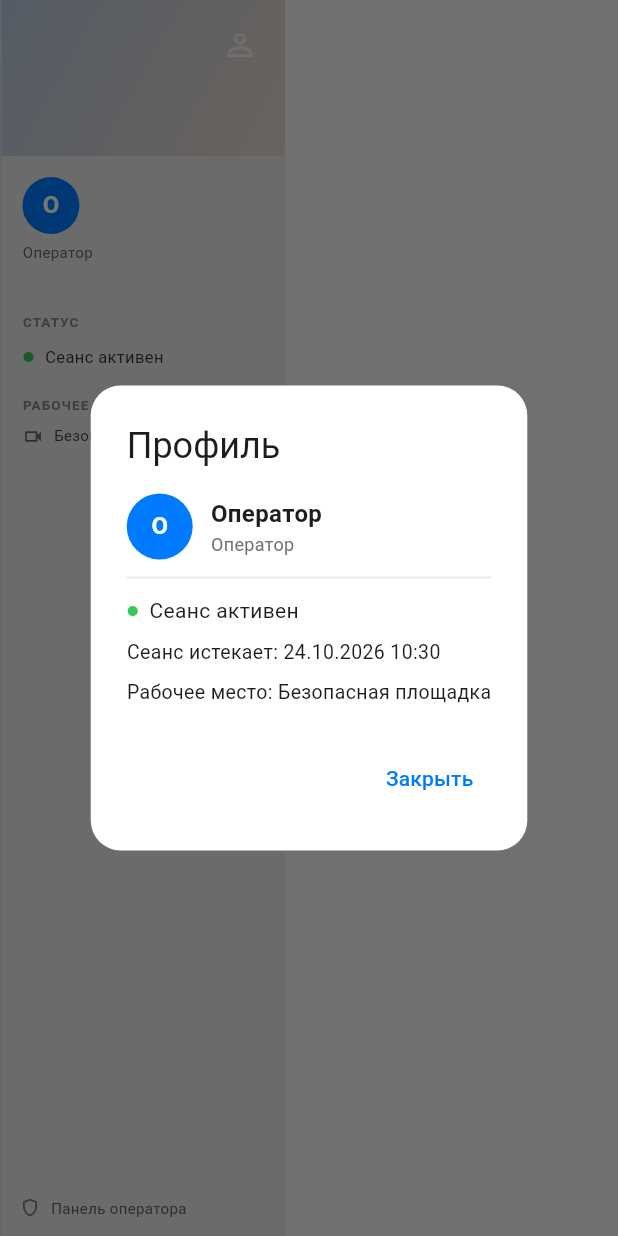
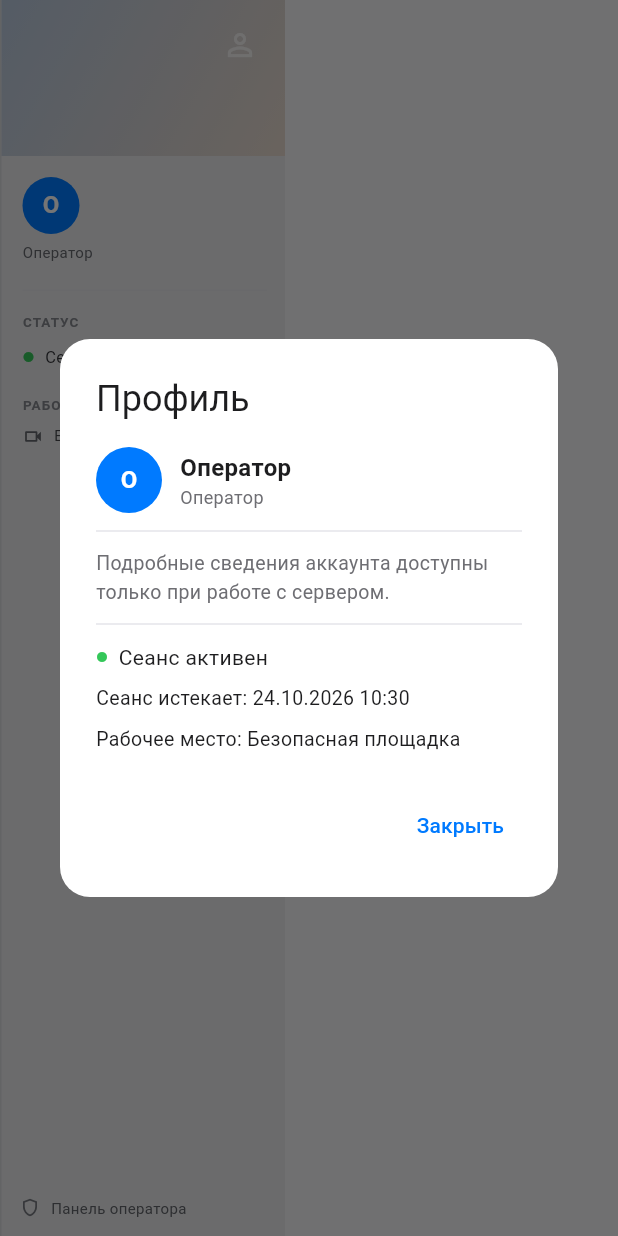
Before and after one commit to dsinkerii/hackathon26, a Flutter app: the _MacInspector widget shown alone on an empty page, opened directly with empty values, after a tap on the "person outline" icon, on a phone screen of 412 x 824 dp. Run offline on Flutter 3.47's test engine with Material 3 defaults, Android fonts, the phone set to English and light mode, and no system bars; our stand-ins replace shared_preferences, video_player; accounts and stored records are empty.

Commit message:
Add operator profile viewer with server account details
New GET /api/v1/auth/me returns the signed-in account (id, username, role, enabled, createdAt) for any authenticated user. The operator app profile dialog now shows live account details - login, role, status, id, created date - alongside session info, with a retry affordance on fetch errors and the session-only fallback. Tests: new profile dialog widget test (12 total).

```diff
--- a/operator-app/lib/main.dart
+++ b/operator-app/lib/main.dart
@@ -1,5 +1,6 @@
 import 'package:flutter/material.dart';
 
+import 'models/admin_account.dart';
 import 'models/incident.dart';
 import 'models/admin_session.dart';
 import 'screens/admin_accounts_screen.dart';
@@ -321,6 +322,7 @@ class _OperatorShellState extends State<OperatorShell> {
         destinations: destinations,
         currentPage: currentPage,
         session: widget.session,
+        adminRepository: adminRepository,
         onSelect: _selectTab,
         onNotifications: () => _showNotifications(context),
         onLogout: widget.onLogout,
@@ -480,6 +482,7 @@ class _MacDesktopWorkspace extends StatelessWidget {
     required this.destinations,
     required this.currentPage,
     required this.session,
+    this.adminRepository,
     required this.onSelect,
     required this.onNotifications,
     required this.onLogout,
@@ -489,6 +492,7 @@ class _MacDesktopWorkspace extends StatelessWidget {
   final List<NavigationDestination> destinations;
   final Widget currentPage;
   final AdminSession? session;
+  final AdminRepository? adminRepository;
   final ValueChanged<int> onSelect;
   final VoidCallback onNotifications;
   final Future<void> Function()? onLogout;
@@ -513,7 +517,11 @@ class _MacDesktopWorkspace extends StatelessWidget {
             ),
           ),
           if (MediaQuery.sizeOf(context).width >= 1080)
-            _MacInspector(session: session, onLogout: onLogout),
+            _MacInspector(
+              session: session,
+              repository: adminRepository,
+              onLogout: onLogout,
+            ),
         ],
       ),
     );
@@ -719,9 +727,14 @@ class _MacSidebarRow extends StatelessWidget {
 }
 
 class _MacInspector extends StatelessWidget {
-  const _MacInspector({required this.session, this.onLogout});
+  const _MacInspector({
+    required this.session,
+    this.repository,
+    this.onLogout,
+  });
 
   final AdminSession? session;
+  final AdminRepository? repository;
   final Future<void> Function()? onLogout;
 
   @override
@@ -896,15 +909,60 @@ class _MacInspector extends StatelessWidget {
   }
 
   Future<void> _openProfile(BuildContext context) async {
+    await showDialog<void>(
+      context: context,
+      builder: (_) => _ProfileDialog(
+        session: session,
+        repository: repository,
+        onLogout: onLogout,
+      ),
+    );
+  }
+}
+
+/// Просмотр профиля текущего пользователя: сведения аккаунта загружаются
+/// с сервера (`GET /api/v1/auth/me`); при недоступности показываются
+/// только данные сеанса.
+class _ProfileDialog extends StatefulWidget {
+  const _ProfileDialog({
+    required this.session,
+    this.repository,
+    this.onLogout,
+  });
+
+  final AdminSession? session;
+  final AdminRepository? repository;
+  final Future<void> Function()? onLogout;
+
+  @override
+  State<_ProfileDialog> createState() => _ProfileDialogState();
+}
+
+class _ProfileDialogState extends State<_ProfileDialog> {
+  late Future<AdminAccount?> _profile = _loadProfile();
+
+  Future<AdminAccount?> _loadProfile() async {
+    final repository = widget.repository;
+    if (repository == null) return null;
+    return repository.fetchProfile();
+  }
+
+  void _retry() {
+    setState(() => _profile = _loadProfile());
+  }
+
+  @override
+  Widget build(BuildContext context) {
+    final session = widget.session;
     final hasSession = session != null;
     final username = session?.username ?? '';
     final displayName = username.isEmpty ? 'Оператор' : username;
     final role = session?.isAdmin == true ? 'Администратор' : 'Оператор';
-    await showDialog<void>(
-      context: context,
-      builder: (dialogContext) => AlertDialog(
+    return AlertDialog(
       title: const Text('Профиль'),
-        content: Column(
+      content: SizedBox(
+        width: 400,
+        child: Column(
           mainAxisSize: MainAxisSize.min,
           crossAxisAlignment: CrossAxisAlignment.stretch,
           children: [
@@ -948,6 +1006,68 @@ class _MacInspector extends StatelessWidget {
               ],
             ),
             const Divider(height: 24),
+            FutureBuilder<AdminAccount?>(
+              future: _profile,
+              builder: (context, snapshot) {
+                if (snapshot.hasError) {
+                  return Padding(
+                    padding: const EdgeInsets.symmetric(vertical: 4),
+                    child: Row(
+                      children: [
+                        const Icon(Icons.error_outline,
+                            size: 18, color: Color(0xFFFF3B30)),
+                        const SizedBox(width: 7),
+                        const Expanded(
+                          child: Text(
+                            'Не удалось загрузить данные аккаунта.',
+                            style: TextStyle(fontSize: 13),
+                          ),
+                        ),
+                        TextButton(
+                          onPressed: _retry,
+                          child: const Text('Повторить'),
+                        ),
+                      ],
+                    ),
+                  );
+                }
+                if (snapshot.connectionState != ConnectionState.done) {
+                  return const Padding(
+                    padding: EdgeInsets.symmetric(vertical: 14),
+                    child: Center(child: CircularProgressIndicator()),
+                  );
+                }
+                final account = snapshot.data;
+                if (account == null) {
+                  return const Text(
+                    'Подробные сведения аккаунта доступны только при работе с сервером.',
+                    style: TextStyle(fontSize: 13, color: Color(0xFF6E6E73)),
+                  );
+                }
+                return Column(
+                  crossAxisAlignment: CrossAxisAlignment.stretch,
+                  children: [
+                    _detail(Icons.alternate_email, 'Логин', account.username),
+                    _detail(
+                        Icons.shield_outlined,
+                        'Роль',
+                        account.role == 'ADMIN' ? 'Администратор' : 'Оператор'),
+                    _detail(
+                      Icons.verified_user_outlined,
+                      'Статус',
+                      account.enabled ? 'Активна' : 'Отключена',
+                      valueColor: account.enabled
+                          ? const Color(0xFF248A3D)
+                          : const Color(0xFFFF3B30),
+                    ),
+                    _detail(Icons.tag, 'ID', account.id),
+                    _detail(Icons.history, 'Создан',
+                        _formatTimestamp(account.createdAt)),
+                  ],
+                );
+              },
+            ),
+            const Divider(height: 24),
             Row(
               children: [
                 Icon(
@@ -964,7 +1084,7 @@ class _MacInspector extends StatelessWidget {
             if (hasSession) ...[
               const SizedBox(height: 8),
               Text(
-                'Сеанс истекает: ${_formatExpiresAt(session!.expiresAt)}',
+                'Сеанс истекает: ${_formatTimestamp(session.expiresAt)}',
                 style: const TextStyle(fontSize: 13),
               ),
             ],
@@ -975,28 +1095,65 @@ class _MacInspector extends StatelessWidget {
             ),
           ],
         ),
+      ),
       actions: [
-          if (hasSession && onLogout != null)
+        if (hasSession && widget.onLogout != null)
           TextButton(
             style: TextButton.styleFrom(
               foregroundColor: const Color(0xFFFF3B30),
             ),
             onPressed: () {
-                Navigator.of(dialogContext).pop();
-                onLogout!();
+              Navigator.of(context).pop();
+              widget.onLogout!();
             },
             child: const Text('Выйти'),
           ),
         TextButton(
-            onPressed: () => Navigator.of(dialogContext).pop(),
+          onPressed: () => Navigator.of(context).pop(),
           child: const Text('Закрыть'),
+        ),
+      ],
+    );
+  }
+
+  Widget _detail(
+    IconData icon,
+    String label,
+    String value, {
+    Color? valueColor,
+  }) {
+    return Padding(
+      padding: const EdgeInsets.symmetric(vertical: 4),
+      child: Row(
+        crossAxisAlignment: CrossAxisAlignment.start,
+        children: [
+          Icon(icon, size: 18, color: const Color(0xFF6E6E73)),
+          const SizedBox(width: 8),
+          SizedBox(
+            width: 74,
+            child: Text(
+              label,
+              style: const TextStyle(fontSize: 13, color: Color(0xFF6E6E73)),
+            ),
+          ),
+          Expanded(
+            child: Text(
+              value,
+              maxLines: 1,
+              overflow: TextOverflow.ellipsis,
+              style: TextStyle(
+                fontSize: 13,
+                fontWeight: FontWeight.w600,
+                color: valueColor ?? const Color(0xFF1D1D1F),
+              ),
+            ),
           ),
         ],
       ),
     );
   }
 
-  String _formatExpiresAt(DateTime value) {
+  String _formatTimestamp(DateTime value) {
     final local = value.toLocal();
     String two(int number) => number.toString().padLeft(2, '0');
     return '${two(local.day)}.${two(local.month)}.${local.year} '
--- a/operator-app/lib/services/admin_repository.dart
+++ b/operator-app/lib/services/admin_repository.dart
@@ -43,6 +43,8 @@ abstract interface class AdminRepository {
   });
   Future<void> deleteRecording(String id);
 
+  Future<AdminAccount> fetchProfile();
+
   Future<List<AdminAccount>> fetchAccounts();
   Future<AdminAccount> createAccount({
     required String username,
--- a/operator-app/lib/services/api_operator_repository.dart
+++ b/operator-app/lib/services/api_operator_repository.dart
@@ -211,6 +211,10 @@ class ApiOperatorRepository implements OperatorRepository, AdminRepository {
       _parseList(await _getJson('/api/v1/users'), AdminAccount.fromJson);
 
   @override
+  Future<AdminAccount> fetchProfile() async =>
+      AdminAccount.fromJson(await _getObject('GET', '/api/v1/auth/me'));
+
+  @override
   Future<AdminAccount> createAccount({
     required String username,
     required String password,
```
Also changed, not shown: 2 other files. Lines whose indentation alone changed are shown as unchanged.
